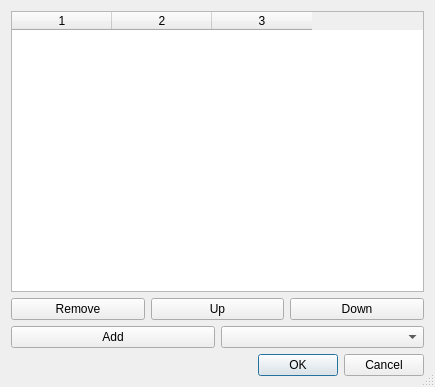
This is src/views/TrackManager.ui in apersaud2018/SPELL as Qt 5 draws it before an edit. The edited form follows.
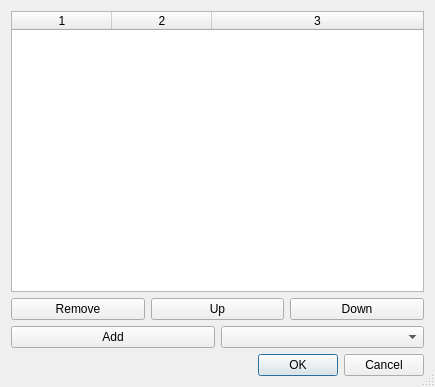
This is the edited form.

Commit message: Can now view tracks in manager

```diff
--- a/src/views/TrackManager.ui
+++ b/src/views/TrackManager.ui
@@ -34,6 +34,12 @@
      <property name="columnCount">
       <number>3</number>
      </property>
+     <attribute name="horizontalHeaderStretchLastSection">
+      <bool>true</bool>
+     </attribute>
+     <attribute name="verticalHeaderVisible">
+      <bool>false</bool>
+     </attribute>
      <column/>
      <column/>
      <column/>
```
Left out of the diff: 18 changed lines with no effect on the pictures. The commit also changes 6 other files.
